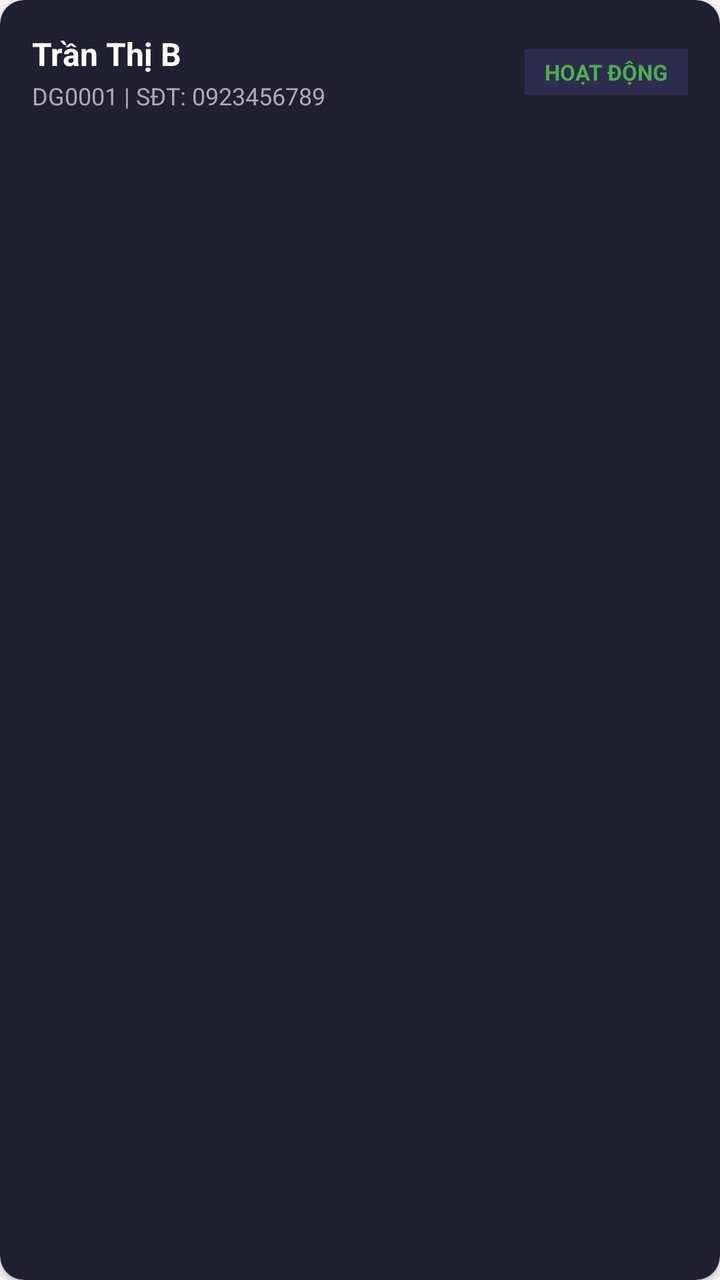
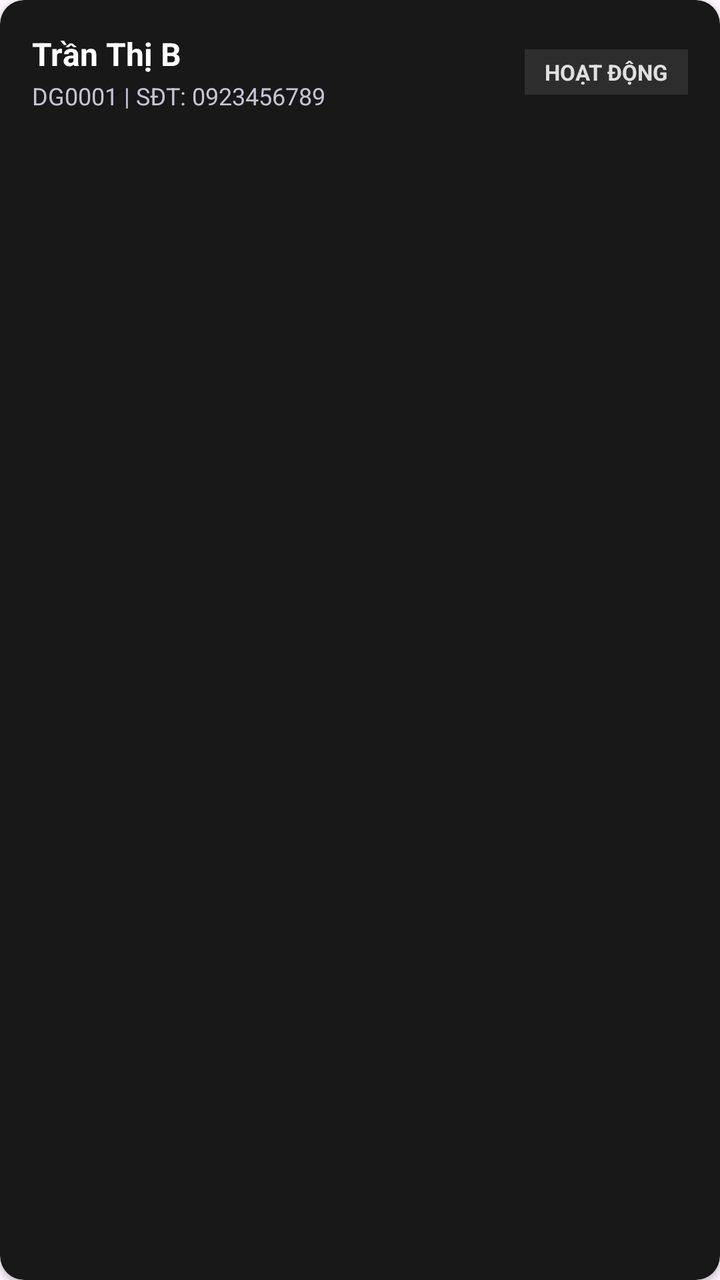

Two renders of the same Android screen: before a commit and after it. Below are the layout's source before the change and the commit's diff.
<!-- AndroidManifest.xml: application theme Theme.QLTV -->
<!-- res/layout/item_reader.xml -->
<?xml version="1.0" encoding="utf-8"?>
<androidx.cardview.widget.CardView xmlns:android="http://schemas.android.com/apk/res/android"
    xmlns:app="http://schemas.android.com/apk/res-auto"
    android:layout_width="match_parent"
    android:layout_height="wrap_content"
    android:layout_marginHorizontal="4dp"
    android:layout_marginVertical="6dp"
    app:cardBackgroundColor="#212030"
    app:cardCornerRadius="12dp"
    app:cardElevation="2dp">

    <LinearLayout
        android:layout_width="match_parent"
        android:layout_height="wrap_content"
        android:gravity="center_vertical"
        android:orientation="horizontal"
        android:padding="16dp">

        <LinearLayout
            android:layout_width="0dp"
            android:layout_height="wrap_content"
            android:layout_weight="1"
            android:orientation="vertical">

            <TextView
                android:id="@+id/txtReaderName"
                android:layout_width="wrap_content"
                android:layout_height="wrap_content"
                android:text="Trần Thị B"
                android:textColor="#FFFFFF"
                android:textSize="16sp"
                android:textStyle="bold" />

            <TextView
                android:id="@+id/txtReaderCodePhone"
                android:layout_width="wrap_content"
                android:layout_height="wrap_content"
                android:layout_marginTop="2dp"
                android:text="DG0001 | SĐT: 0923456789"
                android:textColor="#B0A8B9"
                android:textSize="12sp" />
        </LinearLayout>

        
        <TextView
            android:id="@+id/badgeCardStatus"
            android:layout_width="wrap_content"
            android:layout_height="wrap_content"
            android:background="#2E2C4D"
            android:paddingHorizontal="10dp"
            android:paddingVertical="4dp"
            android:text="HOẠT ĐỘNG"
            android:textColor="#4CAF50"
            android:textSize="11sp"
            android:textStyle="bold" />
    </LinearLayout>
</androidx.cardview.widget.CardView>
<!-- resources referenced by this layout -->
<resources>
  <style name="Theme.QLTV" parent="Base.Theme.QLTV" />
  <style name="Base.Theme.QLTV" parent="Theme.Material3.DayNight.NoActionBar">
          
          
      </style>
</resources>

<!-- the commit's change to res/layout/item_reader.xml (unified diff, before → after) -->
@@ -5,7 +5,7 @@
     android:layout_height="wrap_content"
     android:layout_marginHorizontal="4dp"
     android:layout_marginVertical="6dp"
-    app:cardBackgroundColor="#212030"
+    app:cardBackgroundColor="#181818"
     app:cardCornerRadius="12dp"
     app:cardElevation="2dp">
 
@@ -37,7 +37,7 @@
                 android:layout_height="wrap_content"
                 android:layout_marginTop="2dp"
                 android:text="DG0001 | SĐT: 0923456789"
-                android:textColor="#B0A8B9"
+                android:textColor="#C5C5D2"
                 android:textSize="12sp" />
         </LinearLayout>
 
@@ -46,11 +46,11 @@
             android:id="@+id/badgeCardStatus"
             android:layout_width="wrap_content"
             android:layout_height="wrap_content"
-            android:background="#2E2C4D"
+            android:background="#2D2D2D"
             android:paddingHorizontal="10dp"
             android:paddingVertical="4dp"
             android:text="HOẠT ĐỘNG"
-            android:textColor="#4CAF50"
+            android:textColor="#E0E0E0"
             android:textSize="11sp"
             android:textStyle="bold" />
     </LinearLayout>
